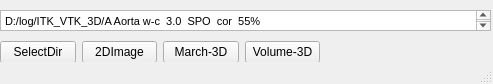
The window that Tools/TestITKImage3D/mainwindow.ui (zyq1569/HealthApp) describes before a commit, drawn with Qt 5.
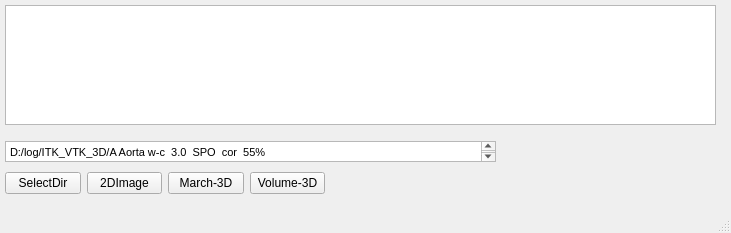
The same window after the commit.

Commit message: fine-tune

What changed in the file:
```diff
--- a/Tools/TestITKImage3D/mainwindow.ui
+++ b/Tools/TestITKImage3D/mainwindow.ui
@@ -6,8 +6,8 @@
    <rect>
     <x>0</x>
     <y>0</y>
-    <width>493</width>
-    <height>84</height>
+    <width>731</width>
+    <height>233</height>
    </rect>
   </property>
   <property name="windowTitle">
@@ -17,8 +17,8 @@
    <widget class="QTextEdit" name="m_dcmDir">
     <property name="geometry">
      <rect>
-      <x>0</x>
-      <y>10</y>
+      <x>5</x>
+      <y>141</y>
       <width>491</width>
       <height>21</height>
      </rect>
@@ -34,8 +34,8 @@
    <widget class="QWidget" name="layoutWidget">
     <property name="geometry">
      <rect>
-      <x>0</x>
-      <y>40</y>
+      <x>5</x>
+      <y>171</y>
       <width>320</width>
       <height>25</height>
      </rect>
@@ -71,6 +71,43 @@
      </item>
     </layout>
    </widget>
+   <widget class="QListView" name="m_renderingStyleListView">
+    <property name="geometry">
+     <rect>
+      <x>5</x>
+      <y>5</y>
+      <width>711</width>
+      <height>120</height>
+     </rect>
+    </property>
+    <property name="maximumSize">
+     <size>
+      <width>16777215</width>
+      <height>120</height>
+     </size>
+    </property>
+    <property name="editTriggers">
+     <set>QAbstractItemView::NoEditTriggers</set>
+    </property>
+    <property name="iconSize">
+     <size>
+      <width>96</width>
+      <height>96</height>
+     </size>
+    </property>
+    <property name="movement">
+     <enum>QListView::Static</enum>
+    </property>
+    <property name="resizeMode">
+     <enum>QListView::Adjust</enum>
+    </property>
+    <property name="viewMode">
+     <enum>QListView::IconMode</enum>
+    </property>
+    <property name="uniformItemSizes">
+     <bool>true</bool>
+    </property>
+   </widget>
   </widget>
   <widget class="QStatusBar" name="statusbar"/>
  </widget>
```
The commit also changes 1 other file.
